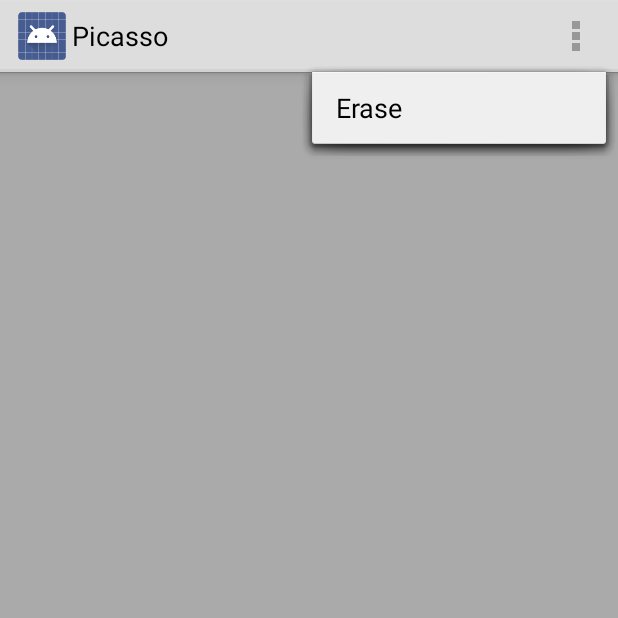
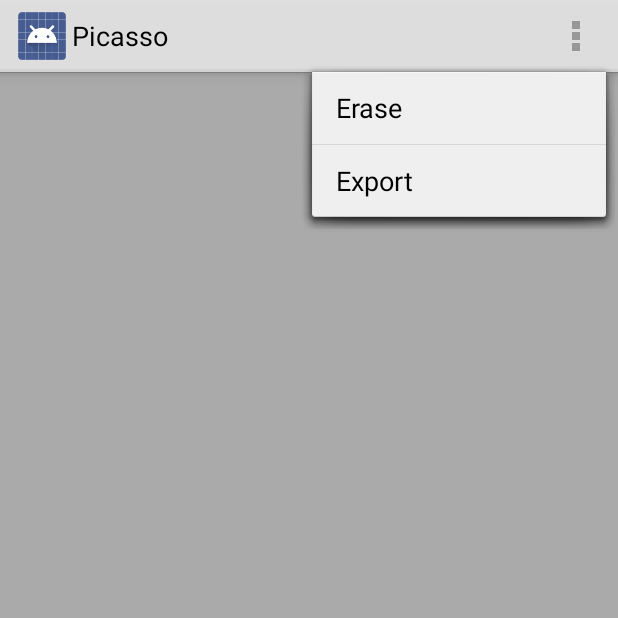
Before and after one commit to jaelee0409/MLHPrime2016, an Android app: the screen it shows after launch (MainActivity), with the options menu open, on a phone screen of 412 x 824 dp, the top half of it. Run offline under Robolectric (Android 15) with nearby library versions, the phone set to English and light mode, and no system bars; our stand-ins replace Firebase (no records; nobody signed in at launch, a user with empty details on screens opened directly); pictures from the network do not load.

```diff
--- a/app/build.gradle
+++ b/app/build.gradle
@@ -5,7 +5,7 @@ android {
     buildToolsVersion "24.0.0"
     defaultConfig {
         applicationId "com.jaeseonglee.www.mlhprime"
-        minSdkVersion 15
+        minSdkVersion 18
         targetSdkVersion 25
         versionCode 1
         versionName "1.0"
--- a/app/src/main/res/layout/activity_main.xml
+++ b/app/src/main/res/layout/activity_main.xml
@@ -10,8 +10,4 @@
     android:paddingTop="@dimen/activity_vertical_margin"
     tools:context="com.jaeseonglee.www.mlhprime.MainActivity">
 
-    <TextView
-        android:layout_width="wrap_content"
-        android:layout_height="wrap_content"
-        android:text="Hello World!" />
 </RelativeLayout>
--- a/app/src/main/res/menu/option_menu.xml
+++ b/app/src/main/res/menu/option_menu.xml
@@ -3,4 +3,7 @@
     <item android:id="@+id/erase"
         android:icon="@drawable/eraser"
         android:title="Erase" />
+    <item android:id="@+id/export"
+        android:icon="@drawable/eraser"
+        android:title="Export" />
 </menu>
```
Also changed, not shown: app/src/main/AndroidManifest.xml (+12 -0 lines), app/src/main/java/com/jaeseonglee/www/mlhprime/MainActivity.java (+12 -5 lines).
